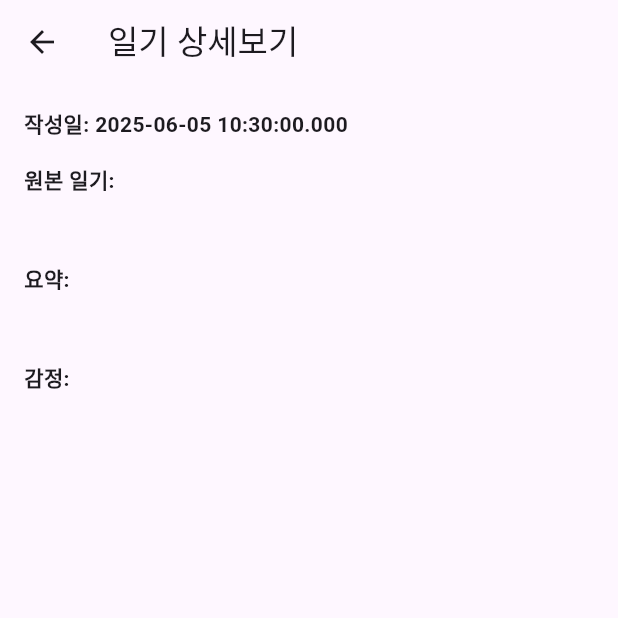
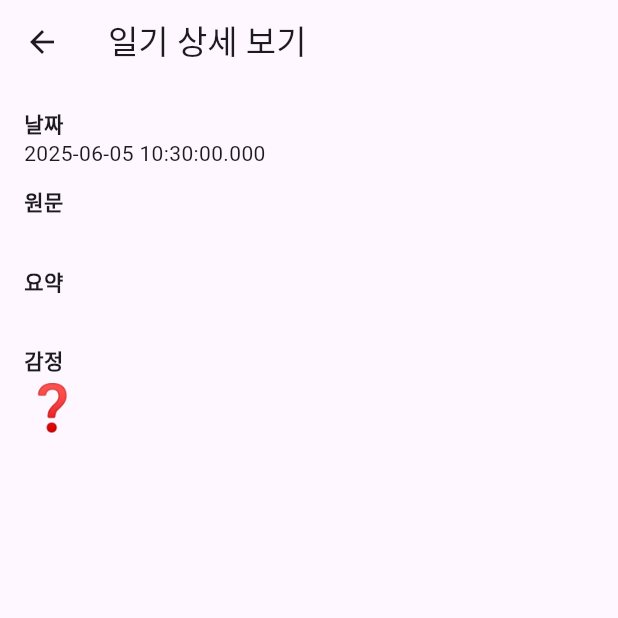
Before and after one commit to duyeob/Haru_hanjul, a Flutter app: the DiaryDetailScreen screen opened directly with empty values, on a phone screen of 412 x 824 dp, the top half of it. Run offline on Flutter 3.47's test engine with Material 3 defaults, Android fonts, the light colour scheme and no system bars; our stand-ins replace fl_chart, hive, hive_flutter; accounts and stored records are empty.

Commit message:
요약 해결

```diff
--- a/lib/models/diary_entry.dart
+++ b/lib/models/diary_entry.dart
@@ -19,15 +19,11 @@ class DiaryEntry extends HiveObject {
   @HiveField(4)
   DateTime createdAt;
 
-  @HiveField(5)
-  double emotionScore; // 새로 추가된 필드
-
   DiaryEntry({
     required this.id,
     required this.originalText,
     required this.summary,
     required this.emotion,
     required this.createdAt,
-    required this.emotionScore,
   });
 }
--- a/lib/screens/diary_detail_screen.dart
+++ b/lib/screens/diary_detail_screen.dart
@@ -1,5 +1,6 @@
 import 'package:flutter/material.dart';
 import '../models/diary_entry.dart';
+import '../utils/emotion_mapper.dart';
 
 class DiaryDetailScreen extends StatelessWidget {
   final DiaryEntry entry;
@@ -8,29 +9,32 @@ class DiaryDetailScreen extends StatelessWidget {
 
   @override
   Widget build(BuildContext context) {
+    final emoji = getEmoji(entry.emotion);
+    final color = getColor(entry.emotion);
+
     return Scaffold(
-      appBar: AppBar(
-        title: const Text('일기 상세보기'),
-      ),
+      appBar: AppBar(title: const Text('일기 상세 보기')),
       body: Padding(
         padding: const EdgeInsets.all(16),
-        child: Column(
-          crossAxisAlignment: CrossAxisAlignment.start,
+        child: ListView(
           children: [
-            Text('작성일: ${entry.createdAt.toLocal()}',
-                style: const TextStyle(fontWeight: FontWeight.bold)),
-            const SizedBox(height: 16),
-            const Text('원본 일기:', style: TextStyle(fontWeight: FontWeight.bold)),
-            const SizedBox(height: 8),
+            const Text('날짜', style: TextStyle(fontWeight: FontWeight.bold)),
+            Text(entry.createdAt.toLocal().toString()),
+            const SizedBox(height: 12),
+            const Text('원문', style: TextStyle(fontWeight: FontWeight.bold)),
             Text(entry.originalText),
-            const SizedBox(height: 16),
-            const Text('요약:', style: TextStyle(fontWeight: FontWeight.bold)),
-            const SizedBox(height: 8),
+            const SizedBox(height: 12),
+            const Text('요약', style: TextStyle(fontWeight: FontWeight.bold)),
             Text(entry.summary),
-            const SizedBox(height: 16),
-            const Text('감정:', style: TextStyle(fontWeight: FontWeight.bold)),
-            const SizedBox(height: 8),
-            Text(entry.emotion),
+            const SizedBox(height: 12),
+            const Text('감정', style: TextStyle(fontWeight: FontWeight.bold)),
+            Row(
+              children: [
+                Text(emoji, style: const TextStyle(fontSize: 30)),
+                const SizedBox(width: 8),
+                Text(entry.emotion, style: TextStyle(fontSize: 24, color: color)),
+              ],
+            ),
           ],
         ),
       ),
--- a/lib/services/api_service.dart
+++ b/lib/services/api_service.dart
@@ -2,10 +2,9 @@ import 'dart:convert';
 import 'package:http/http.dart' as http;
 
 class ApiService {
-  static const String baseUrl = 'http://localhost:5000'; // 서버 주소
+  static const String baseUrl = 'http://localhost:5000';
 
-  // 요약 + 감정분석 한꺼번에 요청
-  static Future<Map<String, dynamic>> processDiary(String text) async {
+  static Future<Map<String, String>> processDiary(String text) async {
     final url = Uri.parse('$baseUrl/summarize');
 
     final response = await http.post(
@@ -19,7 +18,6 @@ class ApiService {
       return {
         'summary': data['summary'],
         'emotion': data['emotion'],
-        'emotion_score': data['emotion_score'],
       };
     } else {
       throw Exception('분석 실패: ${response.body}');
--- a/pubspec.yaml
+++ b/pubspec.yaml
@@ -37,6 +37,7 @@ dependencies:
   # The following adds the Cupertino Icons font to your application.
   # Use with the CupertinoIcons class for iOS style icons.
   cupertino_icons: ^1.0.8
+  fl_chart: ^0.64.0
 
 dev_dependencies:
   build_runner: ^2.4.6
```
Also changed, not shown: lib/main.dart (+5 -10 lines), lib/screens/diary_list_screen.dart (+23 -40 lines), lib/screens/input_screen.dart (+13 -18 lines), lib/screens/summary_screen.dart (+18 -63 lines), lib/utils/emotion_mapper.dart (+23 -33 lines), lib/widgets/emotion_chart.dart (+20 -12 lines), lib/models/diary_entry.g.dart, pubspec.lock, 2 other files.
